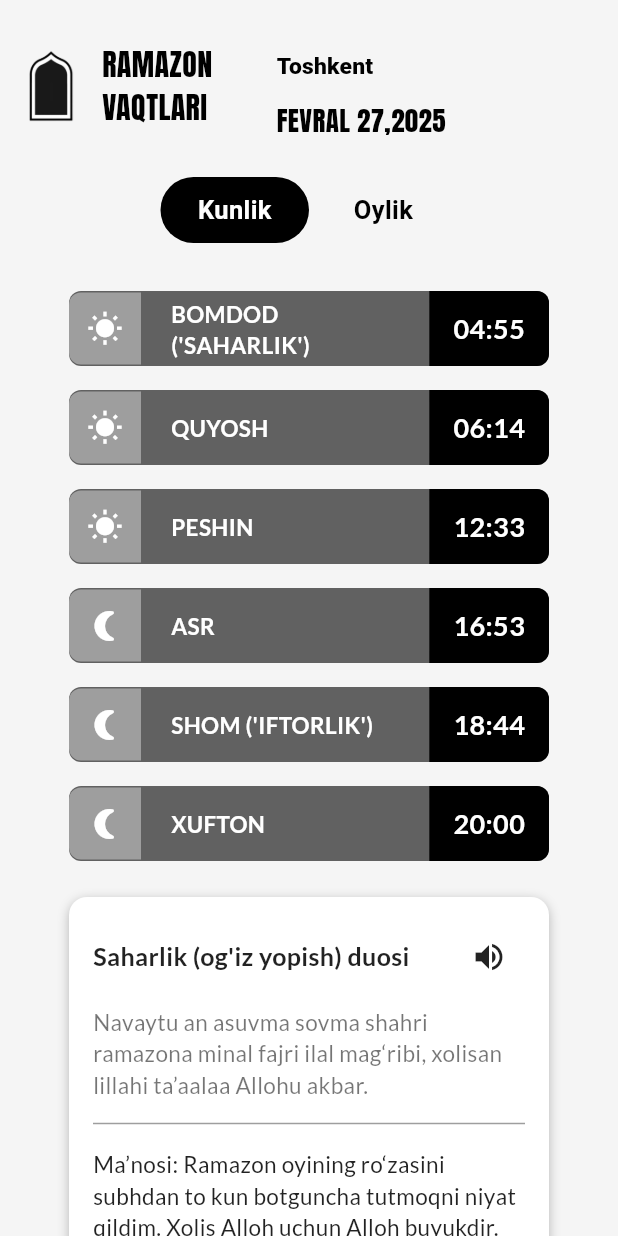
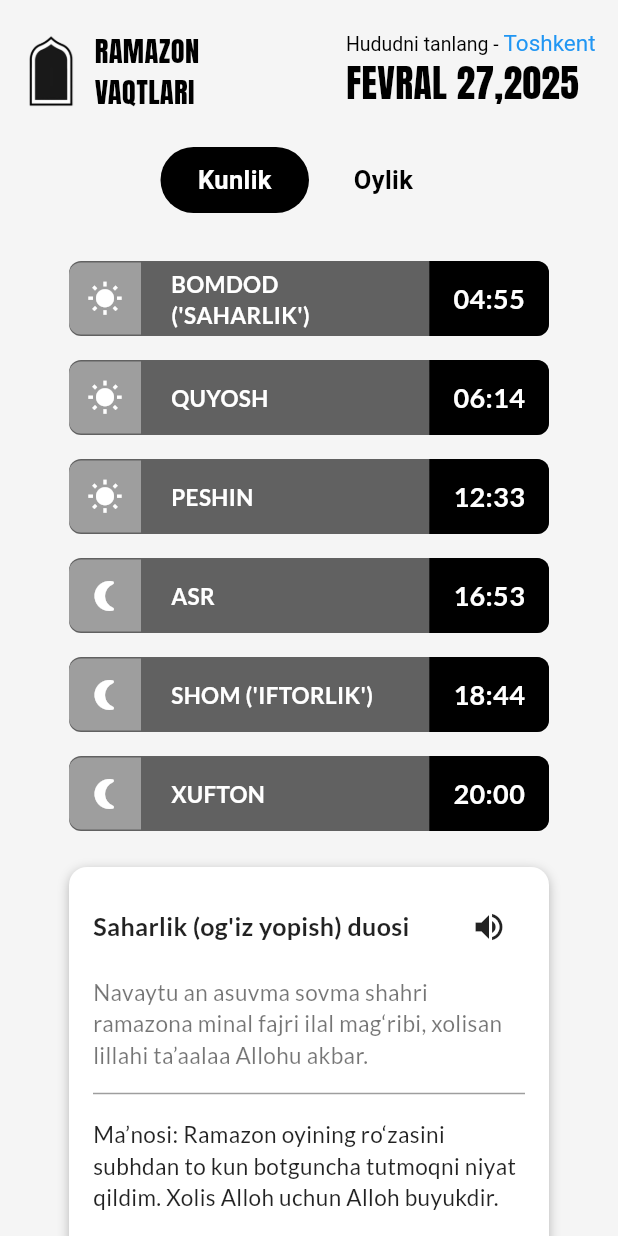
Before and after one commit to lochinbek0505/namoz_vaqtlari_site, a Flutter app: the screen it shows after launch, on a phone screen of 412 x 824 dp. Run offline on Flutter 3.47's test engine with Material 3 defaults, Android fonts, the light colour scheme and no system bars; our stand-ins replace assets_audio_player, firebase_core, google_fonts; accounts and stored records are empty.

Commit message:
25-01-2025 Vaqt mintaqalari kiritildi 27-03-2025

```diff
--- a/lib/HomePage.dart
+++ b/lib/HomePage.dart
@@ -162,7 +162,7 @@
   List<ProvinceModel> province_list = [
 
     ProvinceModel("Toshkent viloyati", [
-      DistrictModel("Toshkent shahri", "assets/json/toshkent.json"),
+      DistrictModel("Toshkent", "assets/json/toshkent.json"),
       DistrictModel("Bekobod", "assets/json/bekobod.json"),
       DistrictModel("Olmaliq", "assets/json/olmaliq.json"),
       DistrictModel("Nurafshon", "assets/json/nurafshon.json"),
@@ -270,54 +270,56 @@
       DistrictModel("Marhamat", "assets/json/marhamat.json"),
     ]),
   ];
+  var path = "";
 
   @override
   void initState() {
     super.initState();
-    var path = "";
-    switch (tanlanganViloyat) {
-      case 'Toshkent':
-        path = "assets/json/toshkent.json";
-        break;
-      case 'Andijon':
-        path = "assets/json/andijon.json";
-        break;
-      case 'Buxoro':
-        path = "assets/json/buxoro.json";
-        break;
-      case 'Jizzax':
-        path = "assets/json/jizzax.json";
-        break;
-      case 'Qashqadaryo':
-        path = "assets/json/qarshi.json";
-        break;
-      case 'Navoiy':
-        path = "assets/json/navoiy.json";
-        break;
-      case 'Namangan':
-        path = "assets/json/namangan.json";
-        break;
-      case 'Qoraqalpog\'iston Respublikasi':
-        path = "assets/json/nukus.json";
-        break;
-      case 'Samarqand':
-        path = "assets/json/samarqand.json";
-        break;
-      case 'Surxondaryo':
-        path = "assets/json/surxandaryo.json";
-        break;
-      case 'Sirdaryo':
-        path = "assets/json/qashqadaryo.json";
-        break;
-      case 'Farg\'ona':
-        path = "assets/json/fargona.json";
-        break;
-      case 'Xorazm':
-        path = "assets/json/xorazm.json";
-        break;
-      default:
-        print('Noma\'lum viloyat.');
-    }
+    path = province_list[0].list[0].path;
+    // switch (tanlanganViloyat) {
+    //   case 'Toshkent':
+    //     path = "assets/json/toshkent.json";
+    //     break;
+    //   case 'Andijon':
+    //     path = "assets/json/andijon.json";
+    //     break;
+    //   case 'Buxoro':
+    //     path = "assets/json/buxoro.json";
+    //     break;
+    //   case 'Jizzax':
+    //     path = "assets/json/jizzax.json";
+    //     break;
+    //   case 'Qashqadaryo':
+    //     path = "assets/json/qarshi.json";
+    //     break;
+    //   case 'Navoiy':
+    //     path = "assets/json/navoiy.json";
+    //     break;
+    //   case 'Namangan':
+    //     path = "assets/json/namangan.json";
+    //     break;
+    //   case 'Qoraqalpog\'iston Respublikasi':
+    //     path = "assets/json/nukus.json";
+    //     break;
+    //   case 'Samarqand':
+    //     path = "assets/json/samarqand.json";
+    //     break;
+    //   case 'Surxondaryo':
+    //     path = "assets/json/surxandaryo.json";
+    //     break;
+    //   case 'Sirdaryo':
+    //     path = "assets/json/qashqadaryo.json";
+    //     break;
+    //   case 'Farg\'ona':
+    //     path = "assets/json/fargona.json";
+    //     break;
+    //   case 'Xorazm':
+    //     path = "assets/json/xorazm.json";
+    //     break;
+    //   default:
+    //     print('Noma\'lum viloyat.');
+    // }
+    print(path);
     getDataFromJson(path).then((_) {
       setState(() {
         currentTime = getCurrentTimes(DateTime.now().day)!;
@@ -329,50 +331,49 @@
 
   void change() {
     check = false;
-    var path = "";
-    switch (tanlanganViloyat) {
-      case 'Toshkent':
-        path = "assets/json/toshkent.json";
-        break;
-      case 'Andijon':
-        path = "assets/json/andijon.json";
-        break;
-      case 'Buxoro':
-        path = "assets/json/buxoro.json";
-        break;
-      case 'Jizzax':
-        path = "assets/json/jizzax.json";
-        break;
-      case 'Qashqadaryo':
-        path = "assets/json/qashqadaryo.json";
-        break;
-      case 'Navoiy':
-        path = "assets/json/navoiy.json";
-        break;
-      case 'Namangan':
-        path = "assets/json/namangan.json";
-        break;
-      case 'Qoraqalpog\'iston Respublikasi':
-        path = "assets/json/nukus.json";
-        break;
-      case 'Samarqand':
-        path = "assets/json/samarqand.json";
-        break;
-      case 'Surxondaryo':
-        path = "assets/json/surxandaryo.json";
-        break;
-      case 'Sirdaryo':
-        path = "assets/json/sirdaryo.json";
-        break;
-      case 'Farg\'ona':
-        path = "assets/json/fargona.json";
-        break;
-      case 'Xorazm':
-        path = "assets/json/xorazm.json";
-        break;
-      default:
-        print('Noma\'lum viloyat.');
-    }
+    // switch (tanlanganViloyat) {
+    //   case 'Toshkent':
+    //     path = "assets/json/toshkent.json";
+    //     break;
+    //   case 'Andijon':
+    //     path = "assets/json/andijon.json";
+    //     break;
+    //   case 'Buxoro':
+    //     path = "assets/json/buxoro.json";
+    //     break;
+    //   case 'Jizzax':
+    //     path = "assets/json/jizzax.json";
+    //     break;
+    //   case 'Qashqadaryo':
+    //     path = "assets/json/qashqadaryo.json";
+    //     break;
+    //   case 'Navoiy':
+    //     path = "assets/json/navoiy.json";
+    //     break;
+    //   case 'Namangan':
+    //     path = "assets/json/namangan.json";
+    //     break;
+    //   case 'Qoraqalpog\'iston Respublikasi':
+    //     path = "assets/json/nukus.json";
+    //     break;
+    //   case 'Samarqand':
+    //     path = "assets/json/samarqand.json";
+    //     break;
+    //   case 'Surxondaryo':
+    //     path = "assets/json/surxandaryo.json";
+    //     break;
+    //   case 'Sirdaryo':
+    //     path = "assets/json/sirdaryo.json";
+    //     break;
+    //   case 'Farg\'ona':
+    //     path = "assets/json/fargona.json";
+    //     break;
+    //   case 'Xorazm':
+    //     path = "assets/json/xorazm.json";
+    //     break;
+    //   default:
+    //     print('Noma\'lum viloyat.');
+    // }
     getDataFromJson(path).then((_) {
       setState(() {
         currentTime = getCurrentTimes(DateTime.now().day)!;
@@ -451,6 +452,108 @@
     );
   }
 
+
+
+  void showProvinceDistrictDialog(BuildContext context,
+      List<ProvinceModel> provinces) {
+    ProvinceModel? selectedProvince;
+    DistrictModel? selectedDistrict;
+    List<bool> expandedList = List.generate(
+        provinces.length, (index) => false); // Track expanded items
+
+    showDialog(
+      context: context,
+      builder: (context) {
+        return StatefulBuilder(
+          builder: (context, setState) {
+            return AlertDialog(
+              title: Text("Hududni tanlash"),
+              content: SizedBox(
+                height: 400,
+                width: double.maxFinite,
+                child: Column(
+                  children: [
+                    Expanded(
+                      child: ListView.builder(
+                        itemCount: provinces.length,
+                        itemBuilder: (context, index) {
+                          return Column(
+                            children: [
+                              Card(
+                                color: selectedProvince == provinces[index]
+                                    ? Colors.blue[100]
+                                    : Colors.white,
+                                child: ListTile(
+                                  title: Text(provinces[index].province,
+                                      style: TextStyle(
+                                          fontWeight: FontWeight.bold)),
+                                  onTap: () {
+                                    setState(() {
+                                      selectedProvince = provinces[index];
+                                      selectedDistrict = null;
+                                      expandedList[index] =
+                                      !expandedList[index];
+                                    });
+                                  },
+                                  trailing: IconButton(
+                                    icon: Icon(expandedList[index]
+                                        ? Icons.remove
+                                        : Icons.add),
+                                    onPressed: () {
+                                      setState(() {
+                                        expandedList[index] =
+                                        !expandedList[index];
+                                      });
+                                    },
+                                  ),
+                                ),
+                              ),
+                              if (expandedList[index])
+                                ListView.builder(
+                                  shrinkWrap: true,
+                                  physics: NeverScrollableScrollPhysics(),
+                                  itemCount: selectedProvince!.list.length,
+                                  itemBuilder: (context, districtIndex) {
+                                    return ListTile(
+                                      tileColor: selectedDistrict ==
+                                          selectedProvince!.list[districtIndex]
+                                          ? Colors.green[200]
+                                          : Colors.grey[200],
+                                      title: Text(
+                                          selectedProvince!.list[districtIndex]
+                                              .name),
+                                      onTap: () {
+                                        setState(() {
+                                          print(selectedProvince!
+                                              .list[districtIndex].path);
+                                          path = selectedProvince!
+                                              .list[districtIndex].path;
+                                          change();
+                                          tanlanganViloyat =
+                                              selectedProvince!
+                                                  .list[districtIndex].name;
+                                        });
+                                        Navigator.pop(context);
+                                      },
+                                    );
+                                  },
+                                ),
+                            ],
+                          );
+                        },
+                      ),
+                    ),
+                  ],
+                ),
+              ),
+            );
+          },
+        );
+      },
+    );
+  }
+
+
   @override
   Widget build(BuildContext context) {
     Size size = MediaQuery.of(context).size;
@@ -478,13 +581,13 @@
                               width: 50,
                               height: 50,
                             ),
-                            SizedBox(width: 10),
+                            SizedBox(width: 5),
                            size.width<920?Text(
                              "RAMAZON \nVAQTLARI",
                              textAlign: TextAlign.justify,
                              style: TextStyle(
                                color: Colors.black,
-                               fontSize: 20,
+                               fontSize: 19,
                                fontFamily: "Anton",
                              ),
                            ) :Text(
@@ -505,83 +608,62 @@
                           vertical: 20.0,
                           horizontal: 15,
                         ),
-                        child: size.width<500?Column(
+                        child: Column(
                           mainAxisAlignment: MainAxisAlignment.start,
                           crossAxisAlignment: CrossAxisAlignment.start,
                           children: [
-                            DropdownButton<String>(
-                              value: tanlanganViloyat,
+                            GestureDetector(
+                              onTap: () {
+                                showProvinceDistrictDialog(
+                                    context, province_list);
 
-                              underline: SizedBox(),
-                              icon: SizedBox(),
-                              onChanged: (String? yangiQiymat) {
-                                setState(() {
-                                  tanlanganViloyat = yangiQiymat;
-                                  change();
-                                });
                               },
-                              items:
-                              viloyatlar.map<DropdownMenuItem<String>>((
-                                  String viloyat,
-                                  ) {
-                                return DropdownMenuItem<String>(
-                                  value: viloyat,
-                                  child: Text(
-                                    viloyat,
-
+                              child: RichText(
+                                text: TextSpan(children: [
+                                  TextSpan(
+                                      text: "Hududni tanlang - ",
+                                      style: TextStyle(
+                                          fontSize: 13, color: Colors.black)
+                                  ),
+                                  TextSpan(
+                                    text: tanlanganViloyat,
                                     style: TextStyle(
-                                      fontSize: size.width*0.037,
-                                      fontWeight: FontWeight.w800,
-                                      color: Colors.black,
-                                    ),
-                                  ),
-                                );
-                              }).toList(),
-                            ),
-
-                            Text(
-                              "${getMonth(DateTime.now().month).toUpperCase()} ${DateTime.now().day},${DateTime.now().year}",
-                              style: TextStyle(
-                                color: Colors.black,
-                                fontSize: 18,
-                                fontFamily: "Anton",
+                                        fontSize: 15, color: Colors.blue),
+                                  )
+                                ]),
                               ),
-                            ),
-                          ],
-                        ):Column(
-                          mainAxisAlignment: MainAxisAlignment.start,
-                          crossAxisAlignment: CrossAxisAlignment.start,
-                          children: [
-                            DropdownButton<String>(
-                              value: tanlanganViloyat,
-
-                              underline: SizedBox(),
-                              icon: SizedBox(),
-                              onChanged: (String? yangiQiymat) {
-                                setState(() {
-                                  tanlanganViloyat = yangiQiymat;
-                                  change();
-                                });
-                              },
-                              items:
-                                  viloyatlar.map<DropdownMenuItem<String>>((
-                                    String viloyat,
-                                  ) {
-                                    return DropdownMenuItem<String>(
-                                      value: viloyat,
-                                      child: Text(
-                                        viloyat,
-
-                                        style: TextStyle(
-                                          fontSize: 19,
-                                          fontWeight: FontWeight.w800,
-                                          color: Colors.black,
-                                        ),
-                                      ),
-                                    );
-                                  }).toList(),
-                            ),
-
+                            )
+                            // DropdownButton<String>(
+                            //   value: tanlanganViloyat,
+                            //
+                            //   underline: SizedBox(),
+                            //   icon: SizedBox(),
+                            //   onChanged: (String? yangiQiymat) {
+                            //     setState(() {
+                            //       tanlanganViloyat = yangiQiymat;
+                            //       change();
+                            //     });
+                            //   },
+                            //   items:
+                            //       viloyatlar.map<DropdownMenuItem<String>>((
+                            //         String viloyat,
+                            //       ) {
+                            //         return DropdownMenuItem<String>(
+                            //           value: viloyat,
+                            //           child: Text(
+                            //             viloyat,
+                            //
+                            //             style: TextStyle(
+                            //               fontSize: 19,
+                            //               fontWeight: FontWeight.w800,
+                            //               color: Colors.black,
+                            //             ),
+                            //           ),
+                            //         );
+                            //       }).toList(),
+                            // ),
+                            //
+                            ,
                             Text(
                               "${getMonth(DateTime.now().month).toUpperCase()} ${DateTime.now().day},${DateTime.now().year}",
                               style: TextStyle(
```
Also changed, not shown: firebase.json (added), lib/firebase_options.dart (added), 3 other files.
